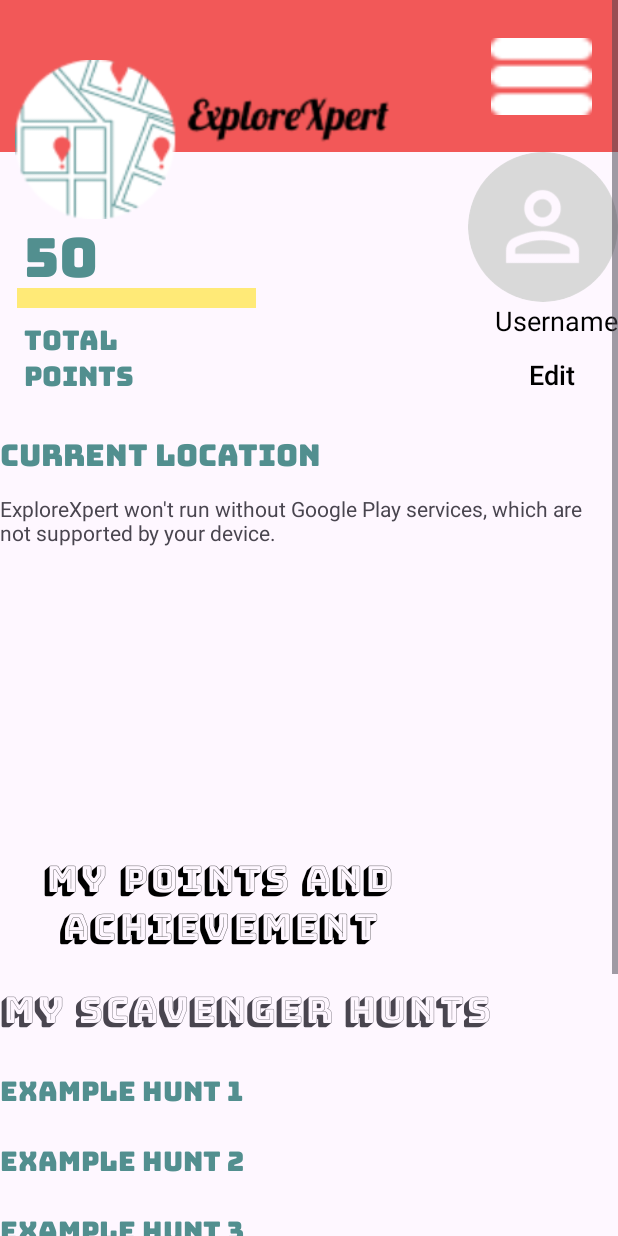
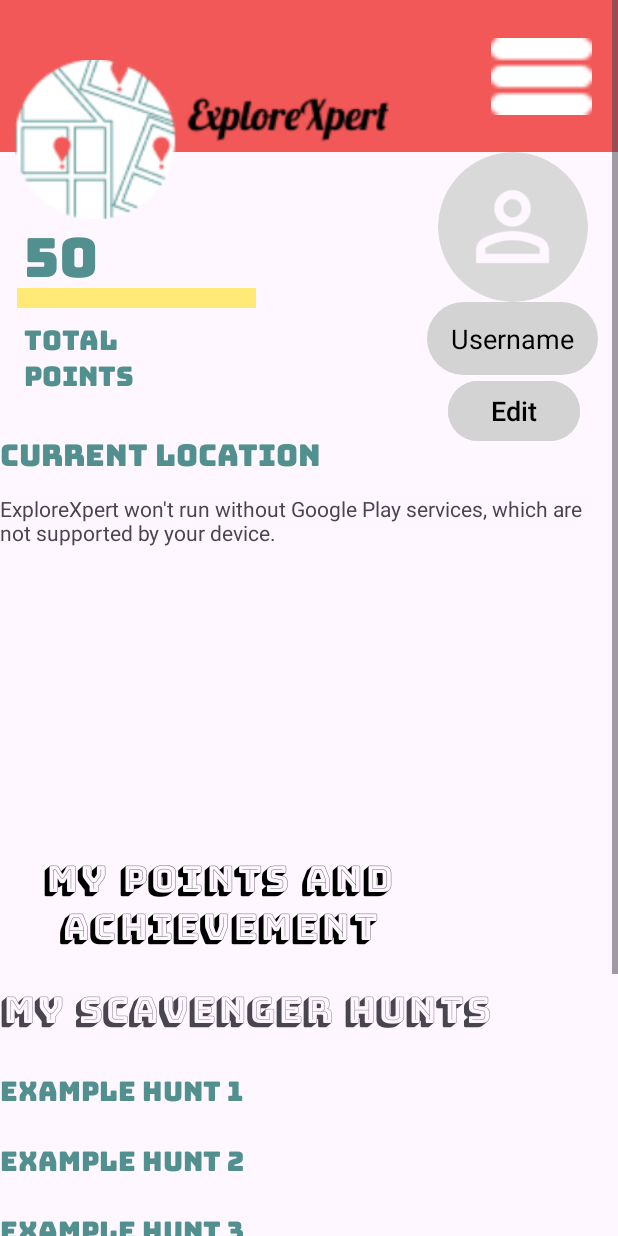
Before and after one commit to JJLeViness/ExploreXpert, an Android app: the screen it shows after launch (profile_Activity), in the side drawer, after a tap on "Profile", on a phone screen of 412 x 824 dp. Run offline under Robolectric (Android 15) with nearby library versions, the phone set to English and light mode, and no system bars; our stand-ins replace CircleImageView.

Commit message:
added the menu button to the point screen. added the edit for the username and profile picture along with a ui update to make the entire screen scroll.

```diff
--- a/app/src/main/res/layout/activity_profile.xml
+++ b/app/src/main/res/layout/activity_profile.xml
@@ -33,7 +33,6 @@
                     app:layout_constraintEnd_toEndOf="parent"
                     app:layout_constraintStart_toStartOf="parent"
                     app:layout_constraintTop_toTopOf="parent" >
-
                 </LinearLayout>
 
                 <ImageView
@@ -96,14 +95,23 @@
                     app:layout_constraintStart_toStartOf="parent"
                     app:layout_constraintTop_toTopOf="parent" />
 
+                <de.hdodenhof.circleimageview.CircleImageView
+                    android:id="@+id/profileImage"
+                    android:layout_width="100dp"
+                    android:layout_height="100dp"
+                    android:src="@drawable/profilepic"
+                    android:layout_marginEnd="20dp"
+                    app:layout_constraintEnd_toEndOf="parent"
+                    app:layout_constraintTop_toBottomOf="@+id/banner" />
 
                 <TextView
                     android:id="@+id/username"
                     android:layout_width="wrap_content"
                     android:layout_height="wrap_content"
-                    android:gravity="center"
+                    android:background="@drawable/textbox"
                     android:text="Username"
                     android:textColor="@color/black"
+                    android:layout_marginEnd="13.5dp"
                     android:textSize="18sp"
                     app:layout_constraintEnd_toEndOf="parent"
                     app:layout_constraintTop_toBottomOf="@+id/profileImage" />
@@ -112,11 +120,12 @@
                     android:id="@+id/edit_button"
                     android:layout_width="wrap_content"
                     android:layout_height="wrap_content"
-                    android:background="?android:attr/selectableItemBackground"
                     android:gravity="center"
                     android:text="Edit"
+                    android:layout_marginEnd="25dp"
                     android:textSize="18sp"
                     android:textColor="@color/black"
+                    android:backgroundTint="@color/grey"
                     app:layout_constraintEnd_toEndOf="parent"
                     app:layout_constraintTop_toBottomOf="@+id/username" />
 
@@ -247,14 +256,6 @@
                     app:layout_constraintStart_toStartOf="parent"
                     app:layout_constraintTop_toBottomOf="@id/pastHunt2" />
 
-                <de.hdodenhof.circleimageview.CircleImageView
-                    android:id="@+id/profileImage"
-                    android:layout_width="100dp"
-                    android:layout_height="100dp"
-                    android:src="@drawable/profilepic"
-                    app:layout_constraintEnd_toEndOf="parent"
-                    app:layout_constraintTop_toBottomOf="@+id/banner" /> <!-- Use a placeholder image here -->
-
             </androidx.constraintlayout.widget.ConstraintLayout>
         </ScrollView>
     </androidx.constraintlayout.widget.ConstraintLayout>
--- a/app/src/main/res/values/colors.xml
+++ b/app/src/main/res/values/colors.xml
@@ -2,4 +2,5 @@
 <resources>
     <color name="black">#FF000000</color>
     <color name="white">#FFFFFFFF</color>
+    <color name="grey">#d3d3d3</color>
 </resources>
```
Also changed, not shown: app/src/main/java/com/leviness/explorexpert/profile_Activity.java (+31 -4 lines), app/src/main/res/layout/activity_point_achievement.xml (+4 -3 lines), app/src/main/res/layout/dialog_edit_profile.xml (+15 -9 lines).
